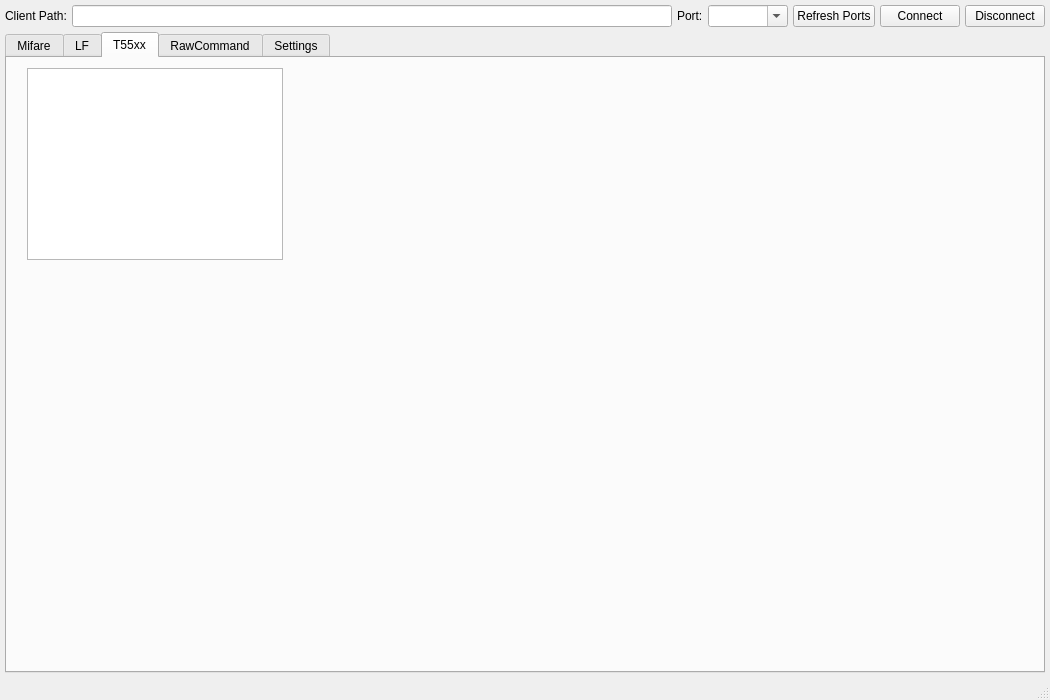
Qt form ui/mainwindow.ui (wh201906/Proxmark3GUI) before a commit.
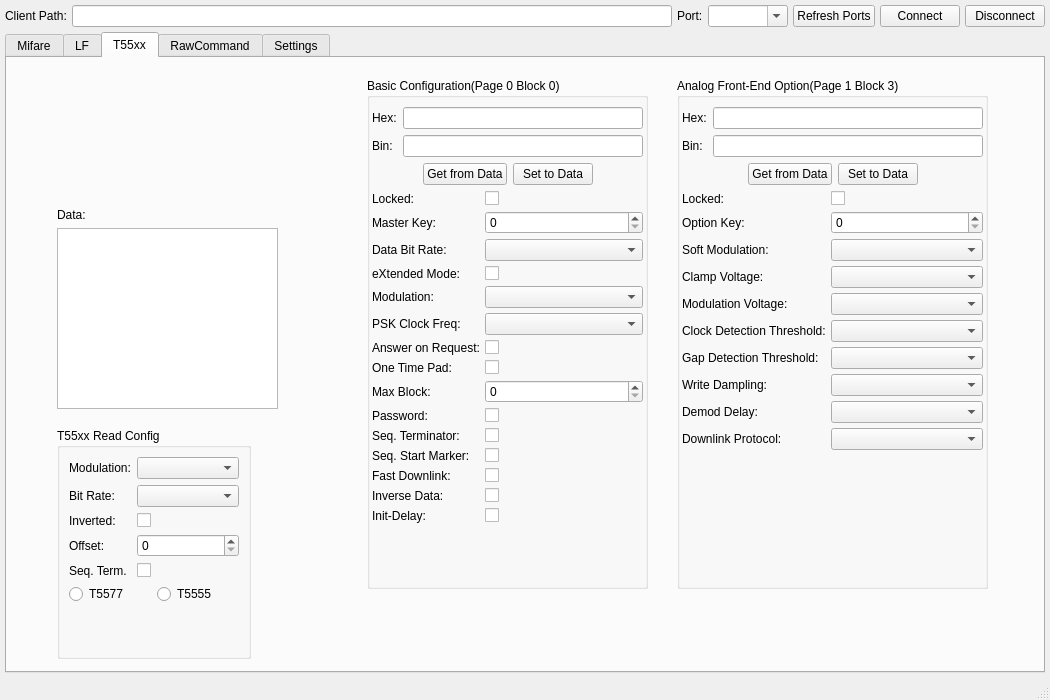
The same form after that commit. The open tabs and pages were chosen to show the change.

Commit message: T55xx: Add some useless UI

Patch:
```diff
--- a/ui/mainwindow.ui
+++ b/ui/mainwindow.ui
@@ -1853,15 +1853,640 @@
        <attribute name="title">
         <string>T55xx</string>
        </attribute>
-       <widget class="QTableWidget" name="T55_dataWidget">
+       <widget class="QGroupBox" name="groupBox">
         <property name="geometry">
          <rect>
-          <x>20</x>
-          <y>10</y>
-          <width>256</width>
-          <height>192</height>
+          <x>360</x>
+          <y>20</y>
+          <width>281</width>
+          <height>511</height>
          </rect>
         </property>
+        <property name="title">
+         <string>Basic Configuration(Page 0 Block 0)</string>
+        </property>
+        <layout class="QVBoxLayout" name="verticalLayout_21">
+         <property name="leftMargin">
+          <number>2</number>
+         </property>
+         <property name="rightMargin">
+          <number>2</number>
+         </property>
+         <item>
+          <layout class="QFormLayout" name="formLayout_4">
+           <item row="0" column="0">
+            <widget class="QLabel" name="label_43">
+             <property name="text">
+              <string>Hex:</string>
+             </property>
+            </widget>
+           </item>
+           <item row="1" column="0">
+            <widget class="QLabel" name="label_44">
+             <property name="text">
+              <string>Bin:</string>
+             </property>
+            </widget>
+           </item>
+           <item row="1" column="1">
+            <widget class="QLineEdit" name="lineEdit_4">
+             <property name="sizePolicy">
+              <sizepolicy hsizetype="Expanding" vsizetype="Fixed">
+               <horstretch>4</horstretch>
+               <verstretch>0</verstretch>
+              </sizepolicy>
+             </property>
+            </widget>
+           </item>
+           <item row="0" column="1">
+            <widget class="QLineEdit" name="lineEdit_3">
+             <property name="sizePolicy">
+              <sizepolicy hsizetype="Expanding" vsizetype="Fixed">
+               <horstretch>1</horstretch>
+               <verstretch>0</verstretch>
+              </sizepolicy>
+             </property>
+            </widget>
+           </item>
+          </layout>
+         </item>
+         <item>
+          <layout class="QHBoxLayout" name="horizontalLayout_23">
+           <item>
+            <spacer name="horizontalSpacer_15">
+             <property name="orientation">
+              <enum>Qt::Horizontal</enum>
+             </property>
+             <property name="sizeHint" stdset="0">
+              <size>
+               <width>40</width>
+               <height>20</height>
+              </size>
+             </property>
+            </spacer>
+           </item>
+           <item>
+            <widget class="QPushButton" name="pushButton">
+             <property name="text">
+              <string>Get from Data</string>
+             </property>
+            </widget>
+           </item>
+           <item>
+            <widget class="QPushButton" name="pushButton_2">
+             <property name="text">
+              <string>Set to Data</string>
+             </property>
+            </widget>
+           </item>
+           <item>
+            <spacer name="horizontalSpacer_14">
+             <property name="orientation">
+              <enum>Qt::Horizontal</enum>
+             </property>
+             <property name="sizeHint" stdset="0">
+              <size>
+               <width>40</width>
+               <height>20</height>
+              </size>
+             </property>
+            </spacer>
+           </item>
+          </layout>
+         </item>
+         <item>
+          <layout class="QFormLayout" name="formLayout_2">
+           <property name="horizontalSpacing">
+            <number>5</number>
+           </property>
+           <property name="verticalSpacing">
+            <number>5</number>
+           </property>
+           <item row="0" column="0">
+            <widget class="QLabel" name="label_28">
+             <property name="text">
+              <string>Locked:</string>
+             </property>
+            </widget>
+           </item>
+           <item row="0" column="1">
+            <widget class="QCheckBox" name="checkBox"/>
+           </item>
+           <item row="1" column="0">
+            <widget class="QLabel" name="label_29">
+             <property name="text">
+              <string>Master Key:</string>
+             </property>
+            </widget>
+           </item>
+           <item row="2" column="0">
+            <widget class="QLabel" name="label_30">
+             <property name="text">
+              <string>Data Bit Rate:</string>
+             </property>
+            </widget>
+           </item>
+           <item row="2" column="1">
+            <widget class="QComboBox" name="comboBox"/>
+           </item>
+           <item row="3" column="0">
+            <widget class="QLabel" name="label_31">
+             <property name="text">
+              <string>eXtended Mode:</string>
+             </property>
+            </widget>
+           </item>
+           <item row="4" column="0">
+            <widget class="QLabel" name="label_32">
+             <property name="text">
+              <string>Modulation:</string>
+             </property>
+            </widget>
+           </item>
+           <item row="5" column="0">
+            <widget class="QLabel" name="label_33">
+             <property name="text">
+              <string>PSK Clock Freq:</string>
+             </property>
+            </widget>
+           </item>
+           <item row="6" column="0">
+            <widget class="QLabel" name="label_34">
+             <property name="text">
+              <string>Answer on Request:</string>
+             </property>
+            </widget>
+           </item>
+           <item row="3" column="1">
+            <widget class="QCheckBox" name="checkBox_2"/>
+           </item>
+           <item row="4" column="1">
+            <widget class="QComboBox" name="comboBox_2"/>
+           </item>
+           <item row="7" column="0">
+            <widget class="QLabel" name="label_35">
+             <property name="text">
+              <string>One Time Pad:</string>
+             </property>
+            </widget>
+           </item>
+           <item row="8" column="0">
+            <widget class="QLabel" name="label_36">
+             <property name="text">
+              <string>Max Block:</string>
+             </property>
+            </widget>
+           </item>
+           <item row="9" column="0">
+            <widget class="QLabel" name="label_37">
+             <property name="text">
+              <string>Password:</string>
+             </property>
+            </widget>
+           </item>
+           <item row="10" column="0">
+            <widget class="QLabel" name="label_38">
+             <property name="text">
+              <string>Seq. Terminator:</string>
+             </property>
+            </widget>
+           </item>
+           <item row="11" column="0">
+            <widget class="QLabel" name="label_39">
+             <property name="text">
+              <string>Seq. Start Marker:</string>
+             </property>
+            </widget>
+           </item>
+           <item row="12" column="0">
+            <widget class="QLabel" name="label_40">
+             <property name="text">
+              <string>Fast Downlink:</string>
+             </property>
+            </widget>
+           </item>
+           <item row="13" column="0">
+            <widget class="QLabel" name="label_41">
+             <property name="text">
+              <string>Inverse Data:</string>
+             </property>
+            </widget>
+           </item>
+           <item row="14" column="0">
+            <widget class="QLabel" name="label_42">
+             <property name="text">
+              <string>Init-Delay:</string>
+             </property>
+            </widget>
+           </item>
+           <item row="14" column="1">
+            <widget class="QCheckBox" name="checkBox_3"/>
+           </item>
+           <item row="13" column="1">
+            <widget class="QCheckBox" name="checkBox_4"/>
+           </item>
+           <item row="12" column="1">
+            <widget class="QCheckBox" name="checkBox_5"/>
+           </item>
+           <item row="11" column="1">
+            <widget class="QCheckBox" name="checkBox_6"/>
+           </item>
+           <item row="10" column="1">
+            <widget class="QCheckBox" name="checkBox_7"/>
+           </item>
+           <item row="9" column="1">
+            <widget class="QCheckBox" name="checkBox_8"/>
+           </item>
+           <item row="1" column="1">
+            <widget class="QSpinBox" name="spinBox"/>
+           </item>
+           <item row="5" column="1">
+            <widget class="QComboBox" name="comboBox_3"/>
+           </item>
+           <item row="6" column="1">
+            <widget class="QCheckBox" name="checkBox_9"/>
+           </item>
+           <item row="7" column="1">
+            <widget class="QCheckBox" name="checkBox_10"/>
+           </item>
+           <item row="8" column="1">
+            <widget class="QSpinBox" name="spinBox_2"/>
+           </item>
+          </layout>
+         </item>
+         <item>
+          <spacer name="verticalSpacer_10">
+           <property name="orientation">
+            <enum>Qt::Vertical</enum>
+           </property>
+           <property name="sizeHint" stdset="0">
+            <size>
+             <width>20</width>
+             <height>40</height>
+            </size>
+           </property>
+          </spacer>
+         </item>
+        </layout>
+       </widget>
+       <widget class="QGroupBox" name="groupBox_3">
+        <property name="geometry">
+         <rect>
+          <x>670</x>
+          <y>20</y>
+          <width>311</width>
+          <height>511</height>
+         </rect>
+        </property>
+        <property name="title">
+         <string>Analog Front-End Option(Page 1 Block 3)</string>
+        </property>
+        <layout class="QVBoxLayout" name="verticalLayout_22">
+         <property name="leftMargin">
+          <number>2</number>
+         </property>
+         <property name="rightMargin">
+          <number>2</number>
+         </property>
+         <item>
+          <layout class="QFormLayout" name="formLayout_5">
+           <item row="0" column="0">
+            <widget class="QLabel" name="label_45">
+             <property name="text">
+              <string>Hex:</string>
+             </property>
+            </widget>
+           </item>
+           <item row="1" column="0">
+            <widget class="QLabel" name="label_46">
+             <property name="text">
+              <string>Bin:</string>
+             </property>
+            </widget>
+           </item>
+           <item row="1" column="1">
+            <widget class="QLineEdit" name="lineEdit_5">
+             <property name="sizePolicy">
+              <sizepolicy hsizetype="Expanding" vsizetype="Fixed">
+               <horstretch>4</horstretch>
+               <verstretch>0</verstretch>
+              </sizepolicy>
+             </property>
+            </widget>
+           </item>
+           <item row="0" column="1">
+            <widget class="QLineEdit" name="lineEdit_6">
+             <property name="sizePolicy">
+              <sizepolicy hsizetype="Expanding" vsizetype="Fixed">
+               <horstretch>1</horstretch>
+               <verstretch>0</verstretch>
+              </sizepolicy>
+             </property>
+            </widget>
+           </item>
+          </layout>
+         </item>
+         <item>
+          <layout class="QHBoxLayout" name="horizontalLayout_24">
+           <item>
+            <spacer name="horizontalSpacer_16">
+             <property name="orientation">
+              <enum>Qt::Horizontal</enum>
+             </property>
+             <property name="sizeHint" stdset="0">
+              <size>
+               <width>40</width>
+               <height>20</height>
+              </size>
+             </property>
+            </spacer>
+           </item>
+           <item>
+            <widget class="QPushButton" name="pushButton_3">
+             <property name="text">
+              <string>Get from Data</string>
+             </property>
+            </widget>
+           </item>
+           <item>
+            <widget class="QPushButton" name="pushButton_4">
+             <property name="text">
+              <string>Set to Data</string>
+             </property>
+            </widget>
+           </item>
+           <item>
+            <spacer name="horizontalSpacer_20">
+             <property name="orientation">
+              <enum>Qt::Horizontal</enum>
+             </property>
+             <property name="sizeHint" stdset="0">
+              <size>
+               <width>40</width>
+               <height>20</height>
+              </size>
+             </property>
+            </spacer>
+           </item>
+          </layout>
+         </item>
+         <item>
+          <layout class="QFormLayout" name="formLayout_6">
+           <property name="rowWrapPolicy">
+            <enum>QFormLayout::WrapLongRows</enum>
+           </property>
+           <property name="horizontalSpacing">
+            <number>5</number>
+           </property>
+           <property name="verticalSpacing">
+            <number>5</number>
+           </property>
+           <item row="0" column="0">
+            <widget class="QLabel" name="label_47">
+             <property name="text">
+              <string>Locked:</string>
+             </property>
+            </widget>
+           </item>
+           <item row="0" column="1">
+            <widget class="QCheckBox" name="checkBox_11"/>
+           </item>
+           <item row="1" column="0">
+            <widget class="QLabel" name="label_48">
+             <property name="text">
+              <string>Option Key:</string>
+             </property>
+            </widget>
+           </item>
+           <item row="1" column="1">
+            <widget class="QSpinBox" name="spinBox_3"/>
+           </item>
+           <item row="2" column="0">
+            <widget class="QLabel" name="label_49">
+             <property name="text">
+              <string>Soft Modulation:</string>
+             </property>
+            </widget>
+           </item>
+           <item row="2" column="1">
+            <widget class="QComboBox" name="comboBox_4"/>
+           </item>
+           <item row="3" column="0">
+            <widget class="QLabel" name="label_50">
+             <property name="text">
+              <string>Clamp Voltage:</string>
+             </property>
+            </widget>
+           </item>
+           <item row="3" column="1">
+            <widget class="QComboBox" name="comboBox_7"/>
+           </item>
+           <item row="4" column="0">
+            <widget class="QLabel" name="label_51">
+             <property name="text">
+              <string>Modulation Voltage:</string>
+             </property>
+            </widget>
+           </item>
+           <item row="4" column="1">
+            <widget class="QComboBox" name="comboBox_5"/>
+           </item>
+           <item row="5" column="0">
+            <widget class="QLabel" name="label_52">
+             <property name="text">
+              <string>Clock Detection Threshold:</string>
+             </property>
+            </widget>
+           </item>
+           <item row="5" column="1">
+            <widget class="QComboBox" name="comboBox_6"/>
+           </item>
+           <item row="6" column="0">
+            <widget class="QLabel" name="label_53">
+             <property name="text">
+              <string>Gap Detection Threshold:</string>
+             </property>
+            </widget>
+           </item>
+           <item row="6" column="1">
+            <widget class="QComboBox" name="comboBox_8"/>
+           </item>
+           <item row="7" column="0">
+            <widget class="QLabel" name="label_54">
+             <property name="text">
+              <string>Write Dampling:</string>
+             </property>
+            </widget>
+           </item>
+           <item row="8" column="0">
+            <widget class="QLabel" name="label_55">
+             <property name="text">
+              <string>Demod Delay:</string>
+             </property>
+            </widget>
+           </item>
+           <item row="9" column="0">
+            <widget class="QLabel" name="label_56">
+             <property name="text">
+              <string>Downlink Protocol:</string>
+             </property>
+            </widget>
+           </item>
+           <item row="7" column="1">
+            <widget class="QComboBox" name="comboBox_9"/>
+           </item>
+           <item row="8" column="1">
+            <widget class="QComboBox" name="comboBox_10"/>
+           </item>
+           <item row="9" column="1">
+            <widget class="QComboBox" name="comboBox_11"/>
+           </item>
+          </layout>
+         </item>
+         <item>
+          <spacer name="verticalSpacer_11">
+           <property name="orientation">
+            <enum>Qt::Vertical</enum>
+           </property>
+           <property name="sizeHint" stdset="0">
+            <size>
+             <width>20</width>
+             <height>40</height>
+            </size>
+           </property>
+          </spacer>
+         </item>
+        </layout>
+       </widget>
+       <widget class="QWidget" name="verticalLayoutWidget">
+        <property name="geometry">
+         <rect>
+          <x>50</x>
+          <y>150</y>
+          <width>221</width>
+          <height>201</height>
+         </rect>
+        </property>
+        <layout class="QVBoxLayout" name="verticalLayout_19">
+         <item>
+          <widget class="QLabel" name="label_57">
+           <property name="text">
+            <string>Data:</string>
+           </property>
+          </widget>
+         </item>
+         <item>
+          <widget class="QTableWidget" name="T55_dataWidget"/>
+         </item>
+        </layout>
+       </widget>
+       <widget class="QGroupBox" name="groupBox_4">
+        <property name="geometry">
+         <rect>
+          <x>50</x>
+          <y>370</y>
+          <width>194</width>
+          <height>231</height>
+         </rect>
+        </property>
+        <property name="title">
+         <string>T55xx Read Config</string>
+        </property>
+        <layout class="QVBoxLayout" name="verticalLayout_20">
+         <item>
+          <layout class="QFormLayout" name="formLayout_7">
+           <item row="0" column="0">
+            <widget class="QLabel" name="label_58">
+             <property name="text">
+              <string>Modulation:</string>
+             </property>
+            </widget>
+           </item>
+           <item row="1" column="0">
+            <widget class="QLabel" name="label_59">
+             <property name="text">
+              <string>Bit Rate:</string>
+             </property>
+            </widget>
+           </item>
+           <item row="4" column="0">
+            <widget class="QLabel" name="label_60">
+             <property name="text">
+              <string>Seq. Term.</string>
+             </property>
+            </widget>
+           </item>
+           <item row="3" column="0">
+            <widget class="QLabel" name="label_61">
+             <property name="text">
+              <string>Offset:</string>
+             </property>
+            </widget>
+           </item>
+           <item row="2" column="0">
+            <widget class="QLabel" name="label_62">
+             <property name="text">
+              <string>Inverted:</string>
+             </property>
+            </widget>
+           </item>
+           <item row="0" column="1">
+            <widget class="QComboBox" name="comboBox_12"/>
+           </item>
+           <item row="1" column="1">
+            <widget class="QComboBox" name="comboBox_13"/>
+           </item>
+           <item row="2" column="1">
+            <widget class="QCheckBox" name="checkBox_12">
+             <property name="text">
+              <string/>
+             </property>
+            </widget>
+           </item>
+           <item row="3" column="1">
+            <widget class="QSpinBox" name="spinBox_4"/>
+           </item>
+           <item row="4" column="1">
+            <widget class="QCheckBox" name="checkBox_13">
+             <property name="text">
+              <string/>
+             </property>
+            </widget>
+           </item>
+          </layout>
+         </item>
+         <item>
+          <layout class="QHBoxLayout" name="horizontalLayout_28">
+           <item>
+            <widget class="QRadioButton" name="radioButton">
+             <property name="text">
+              <string>T5577</string>
+             </property>
+            </widget>
+           </item>
+           <item>
+            <widget class="QRadioButton" name="radioButton_2">
+             <property name="text">
+              <string>T5555</string>
+             </property>
+            </widget>
+           </item>
+          </layout>
+         </item>
+         <item>
+          <spacer name="verticalSpacer_12">
+           <property name="orientation">
+            <enum>Qt::Vertical</enum>
+           </property>
+           <property name="sizeHint" stdset="0">
+            <size>
+             <width>20</width>
+             <height>40</height>
+            </size>
+           </property>
+          </spacer>
+         </item>
+        </layout>
        </widget>
       </widget>
       <widget class="QWidget" name="rawTab">
```
Left out of the diff: 2 changed lines with no effect on the pictures.
